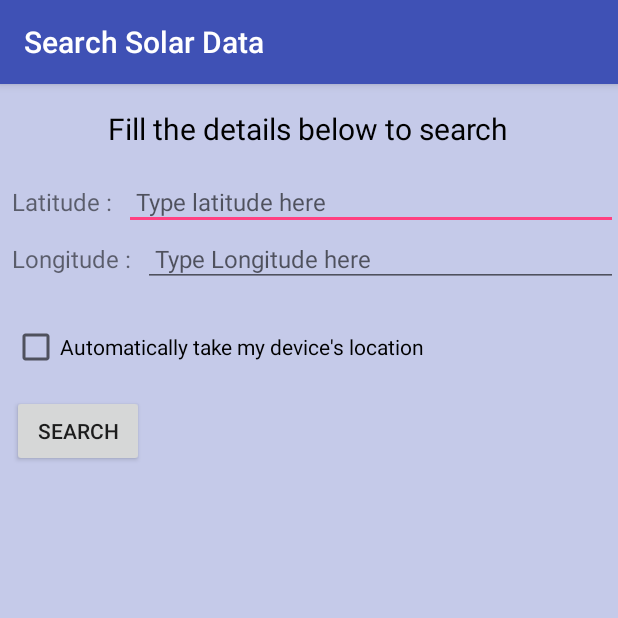
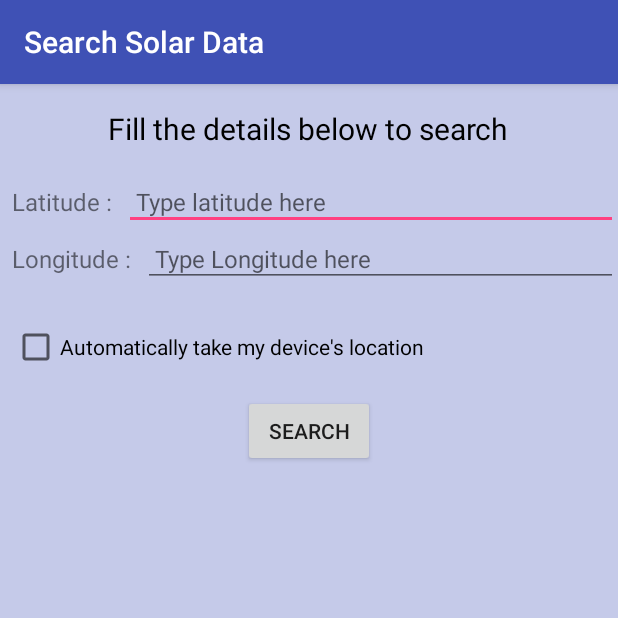
Before and after one commit to AakashSYadav/SolarX, an Android app: the SearchData screen opened directly, with no data from a screen before it, on a phone screen of 412 x 824 dp, the top half of it. Run offline under Robolectric (Android 15) with nearby library versions, the phone set to English and light mode, and no system bars.

```diff
--- a/app/src/main/java/in/ac/iittp/solarx/MainActivity.java
+++ b/app/src/main/java/in/ac/iittp/solarx/MainActivity.java
@@ -84,7 +84,7 @@ public class MainActivity extends AppCompatActivity
 
         if (id == R.id.nav_camera) {
             Intent intent = new Intent(this, addData.class);
-            startActivity(intent);        } else if (id == R.id.nav_gallery) {
+            startActivity(intent);
         } else if (id == R.id.nav_gallery) {
             Intent intent = new Intent(this, SearchData.class);
             startActivity(intent);
--- a/app/src/main/res/layout/activity_search_data.xml
+++ b/app/src/main/res/layout/activity_search_data.xml
@@ -6,6 +6,7 @@
     android:layout_width="match_parent"
     android:layout_height="match_parent"
     android:orientation="vertical"
+
     android:background="@color/background_colour"
     tools:context="in.ac.iittp.solarx.SearchData">
     <TextView
@@ -65,5 +66,6 @@
         android:layout_margin="8dp"
         android:layout_width="wrap_content"
         android:layout_height="wrap_content"
+        android:layout_gravity="center_horizontal"
         android:text="Search"/>
 </LinearLayout>
```
